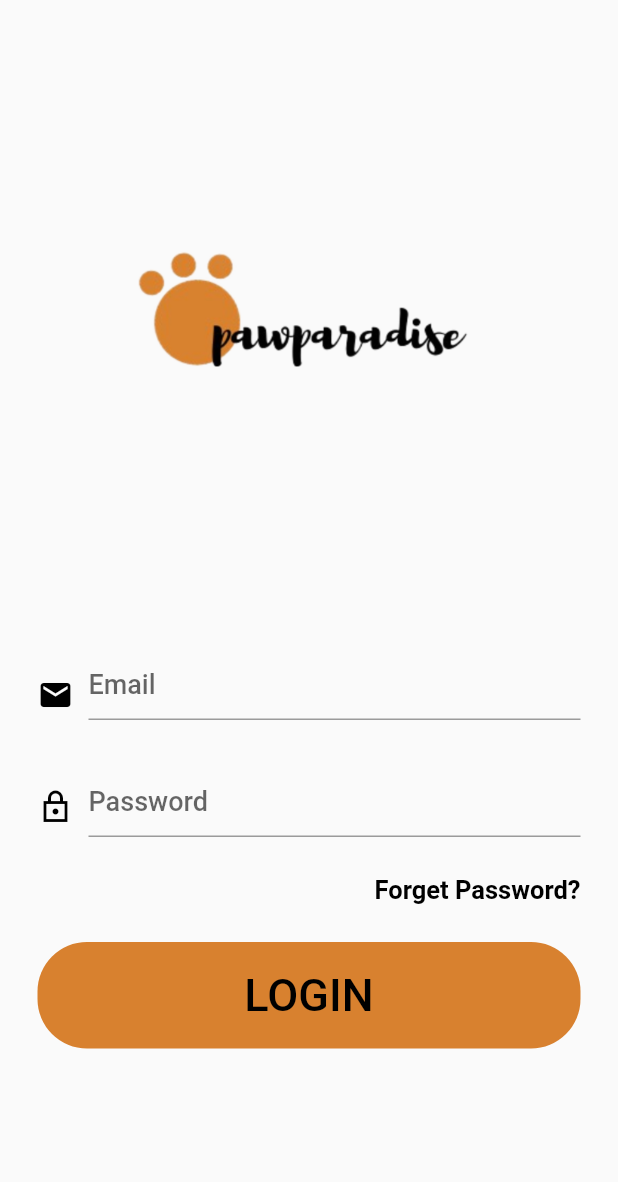
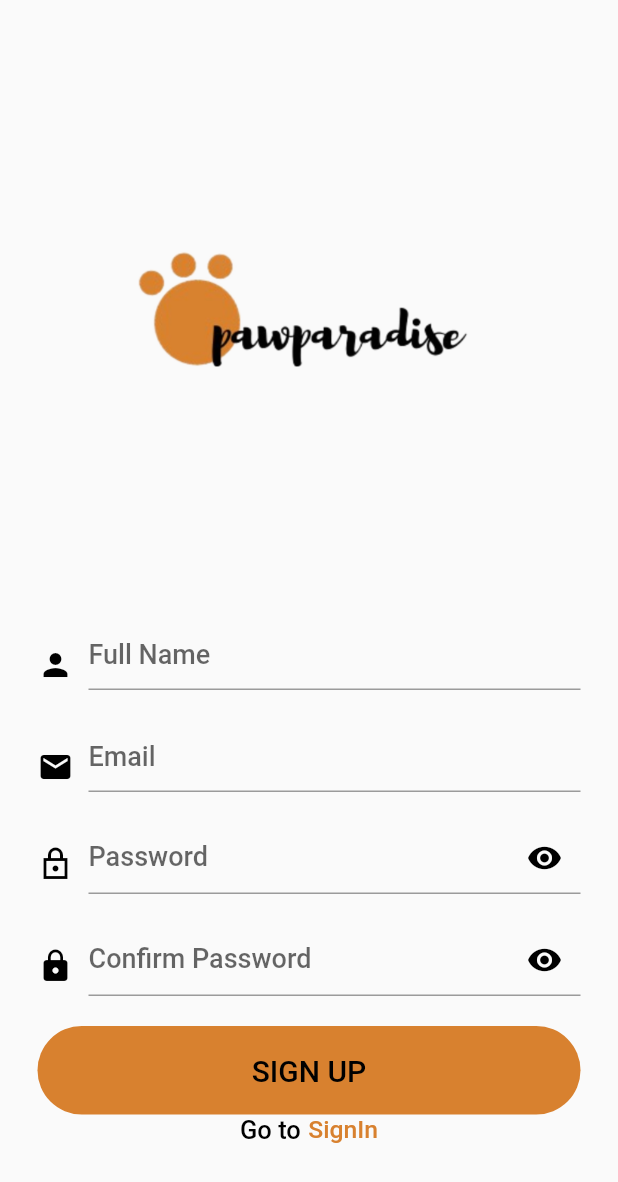
Before and after one commit to ST60002CEM/batch31a-Bhawanashahi, a Flutter app: the SignUpPage screen opened directly, scrolled down 50 dp, on a phone screen of 412 x 824 dp. Shown: the top 1182 px of the screen. Run offline on Flutter 3.47's test engine with Material 2 defaults, Android fonts, the light colour scheme and no system bars.

```diff
--- a/lib/main.dart
+++ b/lib/main.dart
@@ -2,6 +2,7 @@ import 'package:flutter/material.dart';
 import 'package:flutter/services.dart';
 import 'package:online_pet_shop/view/homepage_view.dart';
 import 'package:online_pet_shop/view/login_view.dart';
+import 'package:online_pet_shop/view/signup_view.dart';
 
 void main() {
   SystemChrome.setSystemUIOverlayStyle(SystemUiOverlayStyle(
--- a/lib/view/signup_view.dart
+++ b/lib/view/signup_view.dart
@@ -8,9 +8,48 @@ class SignUpPage extends StatefulWidget {
 }
 
 class _SignUpPageState extends State<SignUpPage> {
-  @override
-  Widget build(BuildContext context) {
-    Widget _buildEmailTextField(){
+  bool _isObscurePassword = true;
+  bool _isObscureConfirmPassword = true;
+
+  Widget _buildFullNameTextField() {
+    return Row(
+      crossAxisAlignment: CrossAxisAlignment.center,
+      children: [
+        Container(
+          margin: EdgeInsets.only(top: 15.0),
+          child: Icon(
+            Icons.person,
+            color: Colors.black,
+          ),
+        ),
+        SizedBox(
+          width: 10.0,
+        ),
+        Expanded(
+          child: TextField(
+            style: TextStyle(
+              fontSize: 18.0,
+              fontWeight: FontWeight.w500,
+            ),
+            decoration: InputDecoration(
+              hintText: "Full Name",
+              hintStyle: TextStyle(
+                fontSize: 18.0,
+                fontWeight: FontWeight.w500,
+              ),
+              border: UnderlineInputBorder(
+                borderSide: BorderSide(
+                  color: Colors.black,
+                ),
+              ),
+            ),
+          ),
+        )
+      ],
+    );
+  }
+
+  Widget _buildEmailTextField() {
     return Row(
       crossAxisAlignment: CrossAxisAlignment.center,
       children: [
@@ -20,19 +59,17 @@ class _SignUpPageState extends State<SignUpPage> {
             Icons.email,
             color: Colors.black,
           ),
-
         ),
         SizedBox(
-            width:10.0 ,
+          width: 10.0,
         ),
         Expanded(
-              child:TextField(
+          child: TextField(
             style: TextStyle(
               fontSize: 18.0,
               fontWeight: FontWeight.w500,
             ),
-                decoration:
-                InputDecoration(
+            decoration: InputDecoration(
                 hintText: "Email",
                 hintStyle: TextStyle(
                   fontSize: 18.0,
@@ -41,19 +78,14 @@ class _SignUpPageState extends State<SignUpPage> {
                 border: UnderlineInputBorder(
                     borderSide: BorderSide(
                       color: Colors.black,
-                        )
-                    )
-
+                    ))),
           ),
-              )
-
-
-
         )
       ],
     );
   }
-    Widget _buildPasswordTextField(){
+
+  Widget _buildPasswordTextField() {
     return Row(
       crossAxisAlignment: CrossAxisAlignment.center,
       children: [
@@ -68,7 +100,8 @@ class _SignUpPageState extends State<SignUpPage> {
           width: 10.0,
         ),
         Expanded(
-              child:TextField(
+          child: TextField(
+            obscureText: _isObscurePassword,
             style: TextStyle(
               fontSize: 18.0,
               fontWeight: FontWeight.w500,
@@ -82,29 +115,95 @@ class _SignUpPageState extends State<SignUpPage> {
               border: UnderlineInputBorder(
                   borderSide: BorderSide(
                     color: Colors.black,
+                  )),
+              suffixIcon: GestureDetector(
+                onTap: () {
+                  setState(() {
+                    _isObscurePassword = !_isObscurePassword;
+                  });
+                },
+                child: Icon(
+                  _isObscurePassword
+                      ? Icons.visibility
+                      : Icons.visibility_off,
+                  color: Colors.black,
+                ),
+              ),
+            ),
+          ),
         )
-                    )
-                ),
-              ))
       ],
     );
   }
-    Widget _buildLoginBin(){
+
+  Widget _buildConfirmPasswordTextField() {
+    return Row(
+      crossAxisAlignment: CrossAxisAlignment.center,
+      children: [
+        Container(
+          margin: EdgeInsets.only(top: 8.0),
+          child: Icon(
+            Icons.lock,
+            color: Colors.black,
+          ),
+        ),
+        SizedBox(
+          width: 10.0,
+        ),
+        Expanded(
+          child: TextField(
+            obscureText: _isObscureConfirmPassword,
+            style: TextStyle(
+              fontSize: 18.0,
+              fontWeight: FontWeight.w500,
+            ),
+            decoration: InputDecoration(
+              hintText: "Confirm Password",
+              hintStyle: TextStyle(
+                fontSize: 18.0,
+                fontWeight: FontWeight.w500,
+              ),
+              border: UnderlineInputBorder(
+                borderSide: BorderSide(
+                  color: Colors.black,
+                ),
+              ),
+              suffixIcon: GestureDetector(
+                onTap: () {
+                  setState(() {
+                    _isObscureConfirmPassword = !_isObscureConfirmPassword;
+                  });
+                },
+                child: Icon(
+                  _isObscureConfirmPassword
+                      ? Icons.visibility
+                      : Icons.visibility_off,
+                  color: Colors.black,
+                ),
+              ),
+            ),
+          ),
+        )
+      ],
+    );
+  }
+
+  Widget _buildSignUpBin() {
     return SizedBox(
       width: MediaQuery.of(context).size.width,
       child: MaterialButton(
-          elevation:0.0 ,
+        elevation: 0.0,
         highlightElevation: 0.0,
-          shape:RoundedRectangleBorder(
+        shape: RoundedRectangleBorder(
           borderRadius: BorderRadius.circular(33.0),
-          ) ,
+        ),
         color: Color.fromRGBO(216, 129, 47, 20),
         padding: EdgeInsets.symmetric(vertical: 18.0),
-          onPressed: ()=>{},
+        onPressed: () => {},
         child: Text(
-            "LOGIN",
+          "SIGN UP",
           style: TextStyle(
-              fontSize:30.0,
+            fontSize: 20.0,
             color: Colors.black,
             fontWeight: FontWeight.w500,
           ),
@@ -112,23 +211,57 @@ class _SignUpPageState extends State<SignUpPage> {
       ),
     );
   }
+
+  Widget _buildExistingUserTextField() {
+    return Row(
+      mainAxisAlignment: MainAxisAlignment.center,
+      children: [
+        Text(
+          "Go to",
+          style: TextStyle(
+            fontSize: 17.0,
+            color: Colors.black,
+            fontWeight: FontWeight.w500,
+          ),
+        ),
+        SizedBox(
+          width: 5.0,
+        ),
+        GestureDetector(
+          onTap: () => {},
+          child: Text(
+            "SignIn",
+            style: TextStyle(
+                fontSize: 16.5,
+                color: Color.fromRGBO(216, 129, 47, 20),
+                fontWeight: FontWeight.w500),
+          ),
+        )
+      ],
+    );
+  }
+
+  @override
+  Widget build(BuildContext context) {
     return Scaffold(
       body: SingleChildScrollView(
         scrollDirection: Axis.vertical,
         child: Container(
           width: MediaQuery.of(context).size.width,
-          height:MediaQuery.of(context).size.height ,
+          height: MediaQuery.of(context).size.height,
           margin: EdgeInsets.only(top: 50.0, left: 25.0, right: 25.0),
           child: Column(
-            crossAxisAlignment: CrossAxisAlignment.start,
+            mainAxisAlignment: MainAxisAlignment.center,
             children: [
               Expanded(
                 flex: 4,
                 child: SizedBox(
                   width: MediaQuery.of(context).size.width,
-                  child: Image.asset("assets/images/logo.png",
-                    width: 1000,
-                    height: 500,),
+                  child: Image.asset(
+                    "assets/images/logo.png",
+                    width: 150,
+                    height: 150,
+                  ),
                 ),
               ),
               Expanded(
@@ -136,34 +269,30 @@ class _SignUpPageState extends State<SignUpPage> {
                 child: Column(
                   crossAxisAlignment: CrossAxisAlignment.start,
                   children: [
+                    _buildFullNameTextField(),
                     SizedBox(
                       height: 20.0,
                     ),
                     _buildEmailTextField(),
                     SizedBox(
-                      height: 30.0,
+                      height: 20.0,
                     ),
                     _buildPasswordTextField(),
                     SizedBox(
-                      height: 25.0,
+                      height: 20.0,
                     ),
-                    Container(
-                      alignment: Alignment.centerRight,
-                      child: GestureDetector(
-                        child: Text("Forget Password?", style: TextStyle(
-                          fontSize: 17.0,
-                          color: Colors.black,
-                          fontWeight: FontWeight.w600,
-                        ),),
+                    _buildConfirmPasswordTextField(),
+                    SizedBox(
+                      height: 20.0,
+                    ),
+                    _buildSignUpBin(),
+                    _buildExistingUserTextField(),
+                    SizedBox(
+                      height: 20.0,
+                    ),
+                  ],
                 ),
               ),
-                    SizedBox(
-                      height: 25.0,
-                    ),
-                    _buildLoginBin(),
-                  ],
-                ),
-              )
             ],
           ),
         ),
```
Also changed, not shown: lib/view/login_view.dart (+85 -39 lines). Lines whose indentation alone changed are shown as unchanged.
